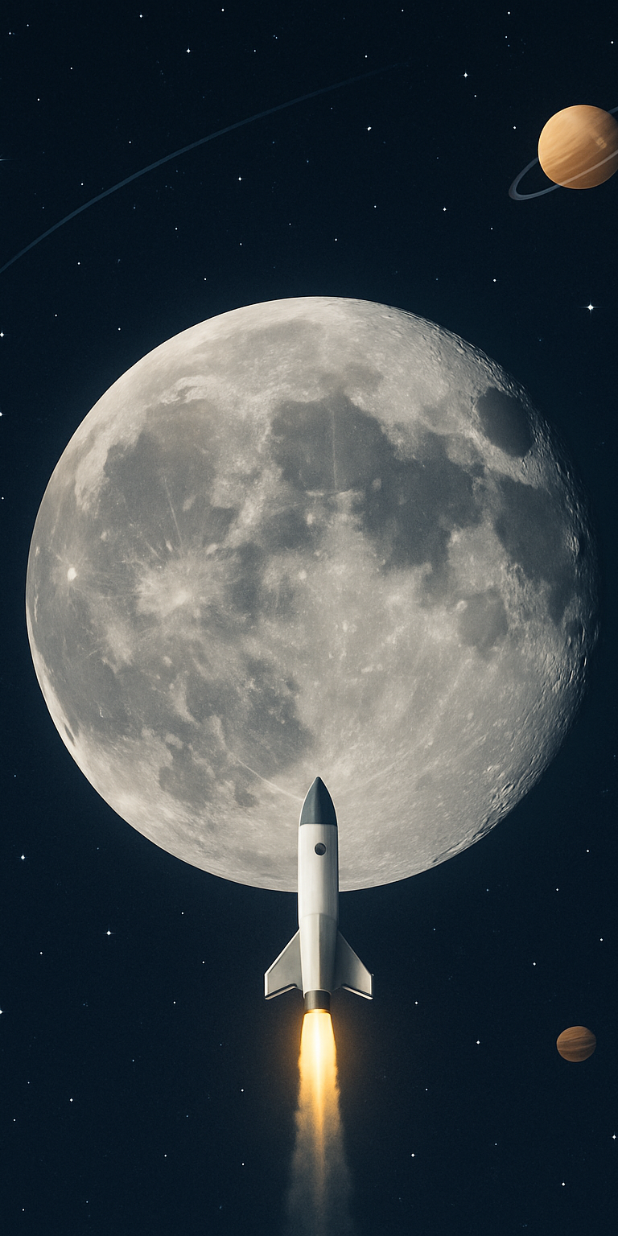
After one commit to RANGIRA46/gomoon_flutter_app, a Flutter app: the HomePage screen opened directly, on a phone screen of 412 x 824 dp. The commit adds this screen. Run offline on Flutter 3.47's test engine with Material 3 defaults, Android fonts, the phone set to English and light mode, and no system bars.

Commit message:
Added pages folder and assets folder which contains the added background image from images folder

```diff
--- a/lib/main.dart
+++ b/lib/main.dart
@@ -1,4 +1,5 @@
 import 'package:flutter/material.dart';
+import './pages/home_page.dart';
 
 void main() {
   runApp(const MyApp());
--- /dev/null
+++ b/lib/pages/home_page.dart
@@ -0,0 +1,20 @@
+import 'package:flutter/material.dart';
+
+class HomePage extends StatelessWidget {
+  const HomePage({super.key});
+
+  @override
+  Widget build(BuildContext context) {
+    return Scaffold(
+      body: Container(
+        decoration: const BoxDecoration(
+          color: Colors.grey, // Fallback color in case the image fails to load
+          image: DecorationImage(
+            image: AssetImage('assets/images/home_background.png'),
+            fit: BoxFit.cover, // Change to `BoxFit.cover` for full-screen background
+          ),
+        ),
+      ),
+    );
+  }
+}
```
Also changed, not shown: pubspec.yaml (+5 -4 lines), assets/images/home_background.png (added).
